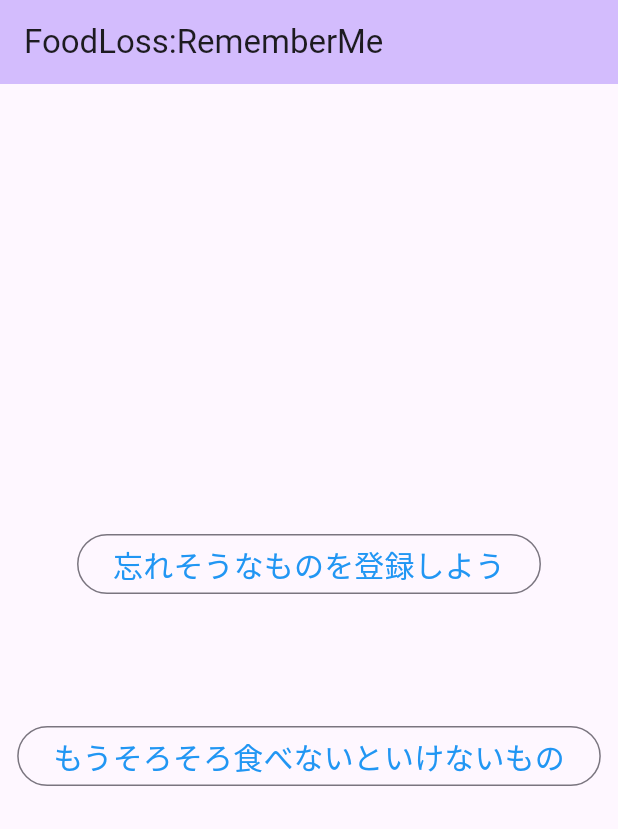
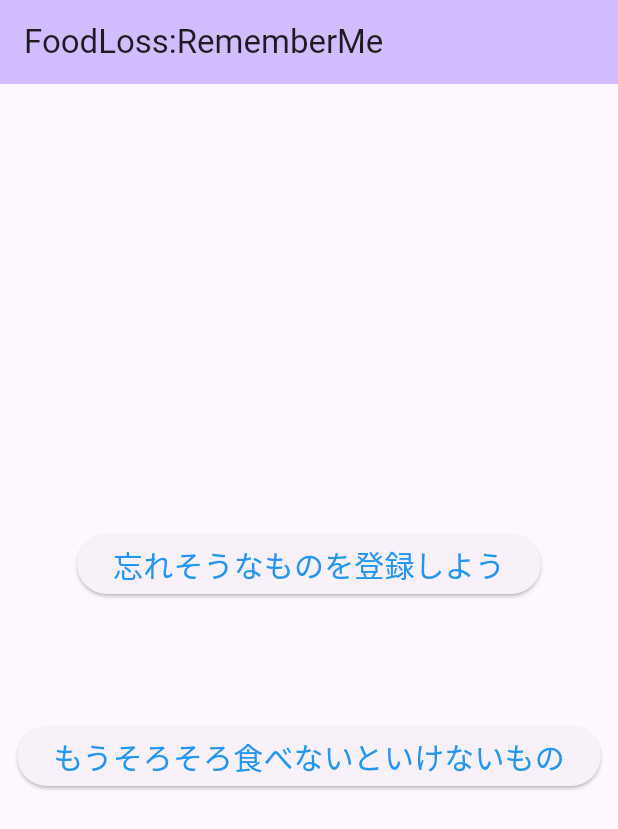
Before and after one commit to d-angelo-2049/remember-me, a Flutter app: the screen it shows after launch, on a phone screen of 412 x 824 dp. Shown: the top 829 px of the screen. Run offline on Flutter 3.47's test engine with Material 2 defaults, Android fonts, the phone set to English and light mode, and no system bars; our stand-ins replace camera, cloud_functions, firebase_core, freezed_annotation, hooks_riverpod; accounts and stored records are empty; key blocks and very long unbroken strings in the code were emptied for the run.

Commit message:
update ui (#10)
Co-authored-by: DaiOhtsuka <dohtsuka@DaiOhtsukanoMacBook-Air.local>

```diff
--- a/lib/presentation/component/food_list_item.dart
+++ b/lib/presentation/component/food_list_item.dart
@@ -22,7 +22,7 @@ class FoodListItem extends StatelessWidget {
     return ListTile(
       title: Text(food.name),
       subtitle: Text(
-          '期限:${food.expiration.year}年${food.expiration.month}月${food.expiration.day}日'),
+          '期限:${food.expiration.year}年${food.expiration.month}月${food.expiration.day}日, ${food.location}'),
       leading: CircleAvatar(backgroundImage: MemoryImage(food.image)),
       trailing: Text(food.status.value),
       onTap: () {
--- a/lib/presentation/component/update_food_item.dart
+++ b/lib/presentation/component/update_food_item.dart
@@ -18,7 +18,7 @@ class UpdateFoodItem extends StatelessWidget {
             style: const TextStyle(fontWeight: FontWeight.bold),
           ),
           Text(
-            '期限:${food.expiration.year}年${food.expiration.month}月${food.expiration.day}日',
+            '期限:${food.expiration.year}年${food.expiration.month}月${food.expiration.day}日, ${food.location}',
             style: const TextStyle(fontWeight: FontWeight.bold),
           ),
           const SizedBox(
--- a/lib/presentation/page/top_page.dart
+++ b/lib/presentation/page/top_page.dart
@@ -20,7 +20,7 @@ class TopPage extends StatelessWidget {
           child: Column(
             mainAxisAlignment: MainAxisAlignment.center,
             children: <Widget>[
-              OutlinedButton(
+              ElevatedButton(
                   onPressed: () {
                     PageNavigation.push(
                         context,
@@ -36,7 +36,7 @@ class TopPage extends StatelessWidget {
               const SizedBox(
                 height: 80,
               ),
-              OutlinedButton(
+              ElevatedButton(
                 onPressed: () {
                   PageNavigation.push(context, const DangerListPage());
                   print('navigate to danger list page');
```
Also changed, not shown: lib/main.dart (+12 -3 lines), lib/presentation/component/register_food_item.dart (+16 -4 lines).
